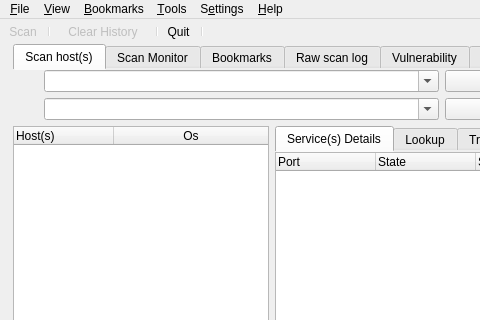
Above: src/app/mainwin.ui from nmapsi4/nmapsi4 before the change; both pictures show x 0 to 480 and y 0 to 320 of the 761 by 581 pixel window. Below: the same form after it.
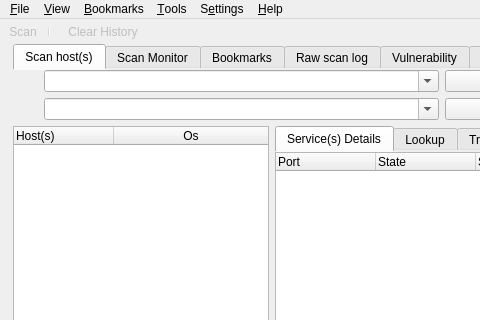
That is the form after the change. Icons and pictures are not drawn.

Patch:
```diff
--- a/src/app/mainwin.ui
+++ b/src/app/mainwin.ui
@@ -1822,43 +1822,6 @@
     <bool>false</bool>
    </attribute>
   </widget>
-  <widget class="QToolBar" name="toolBarQuit">
-   <property name="contextMenuPolicy">
-    <enum>Qt::PreventContextMenu</enum>
-   </property>
-   <property name="windowTitle">
-    <string>toolBar_3</string>
-   </property>
-   <property name="styleSheet">
-    <string notr="true">QToolBar {
-	border: 0px;
-}</string>
-   </property>
-   <property name="movable">
-    <bool>false</bool>
-   </property>
-   <property name="iconSize">
-    <size>
-     <width>24</width>
-     <height>24</height>
-    </size>
-   </property>
-   <property name="toolButtonStyle">
-    <enum>Qt::ToolButtonTextBesideIcon</enum>
-   </property>
-   <property name="floatable">
-    <bool>false</bool>
-   </property>
-   <attribute name="toolBarArea">
-    <enum>TopToolBarArea</enum>
-   </attribute>
-   <attribute name="toolBarBreak">
-    <bool>false</bool>
-   </attribute>
-   <addaction name="separator"/>
-   <addaction name="action_Quit"/>
-   <addaction name="separator"/>
-  </widget>
   <widget class="QToolBar" name="sezBar">
    <property name="enabled">
     <bool>true</bool>
@@ -1983,24 +1946,6 @@
     <bool>false</bool>
    </attribute>
   </widget>
-  <action name="action_Quit">
-   <property name="icon">
-    <iconset resource="../../mainwin.qrc">
-     <normaloff>:/images/images/window-close.png</normaloff>:/images/images/window-close.png</iconset>
-   </property>
-   <property name="text">
-    <string>&amp;Quit</string>
-   </property>
-   <property name="iconText">
-    <string>Quit</string>
-   </property>
-   <property name="whatsThis">
-    <string>Quit</string>
-   </property>
-   <property name="shortcut">
-    <string>Ctrl+Q</string>
-   </property>
-  </action>
   <action name="action_About">
    <property name="icon">
     <iconset resource="../../mainwin.qrc">
```
Left out of the diff: 35 changed lines with no effect on the pictures.
